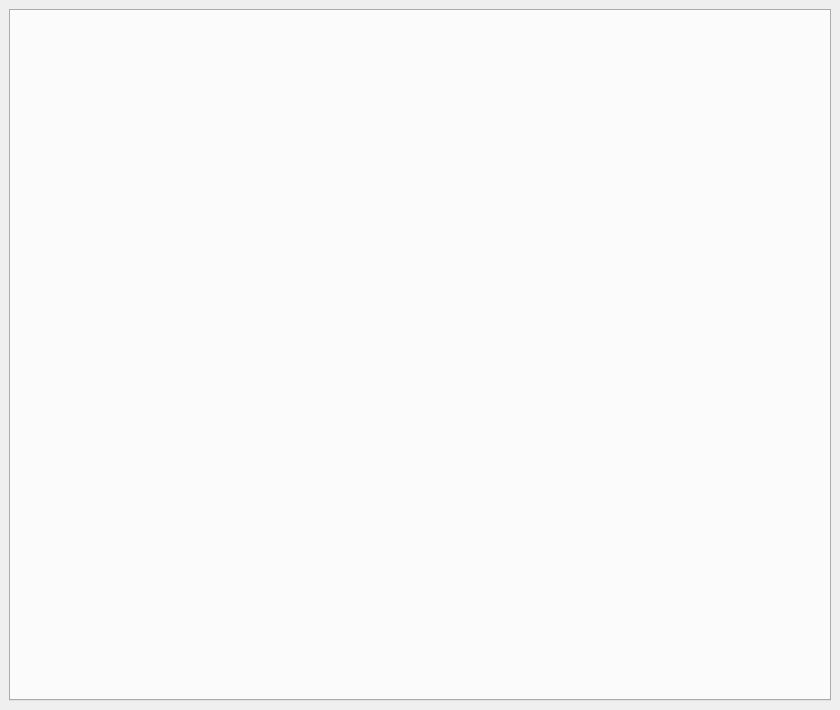
Above: designer/main_window.ui from markop404/media-downloader before the change. Below: the same form after it.
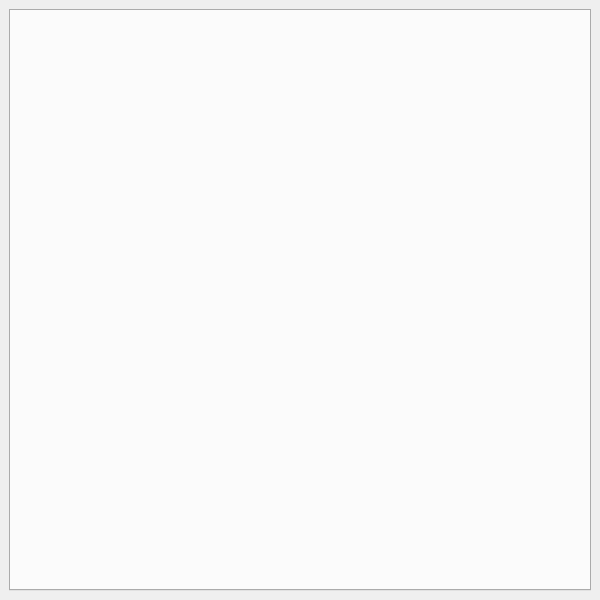
That is the form after the change. Icons and pictures are not drawn.

Commit message: Improve default window size, cleanup code, reorganize menu items, save window geometry

The edit to the form file:
```diff
--- a/designer/main_window.ui
+++ b/designer/main_window.ui
@@ -6,23 +6,10 @@
    <rect>
     <x>0</x>
     <y>0</y>
-    <width>840</width>
-    <height>710</height>
+    <width>600</width>
+    <height>600</height>
    </rect>
   </property>
-  <property name="minimumSize">
-   <size>
-    <width>500</width>
-    <height>650</height>
-   </size>
-  </property>
-  <property name="windowTitle">
-   <string>Media Downloader</string>
-  </property>
-  <property name="windowIcon">
-   <iconset>
-    <normaloff>icons/icon.png</normaloff>icons/icon.png</iconset>
-  </property>
   <widget class="QWidget" name="centralwidget">
    <layout class="QVBoxLayout" name="verticalLayout">
     <item>
```
Left out of the diff: 16 changed lines with no effect on the pictures. The commit also changes 2 other files.
